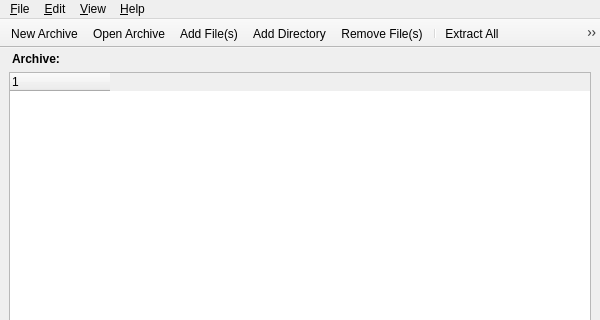
First picture: the form in mainWin.ui, repository tsujan/Arqiver, before the edit; both pictures show x 0 to 600 and y 0 to 320 of the 600 by 500 pixel window.
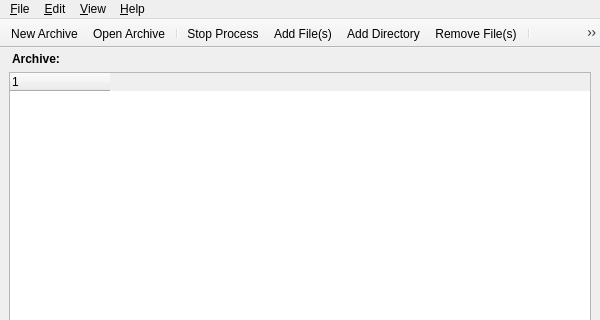
Second picture: the form after the edit. Custom widgets are drawn as their Qt base class.

Commit message: Added "Stop Process"

Patch:
```diff
--- a/mainWin.ui
+++ b/mainWin.ui
@@ -177,6 +177,8 @@
    </attribute>
    <addaction name="actionNew"/>
    <addaction name="actionOpen"/>
+   <addaction name="separator"/>
+   <addaction name="actionStop"/>
    <addaction name="actionAddFile"/>
    <addaction name="actionAddDir"/>
    <addaction name="actionRemoveFile"/>
@@ -272,6 +274,14 @@
     <string>&amp;Preferences</string>
    </property>
   </action>
+  <action name="actionStop">
+   <property name="text">
+    <string>Stop &amp;Process</string>
+   </property>
+   <property name="shortcut">
+    <string>Ctrl+S</string>
+   </property>
+  </action>
  </widget>
  <resources/>
  <customwidgets>
```
Left out of the diff: 2 changed lines with no effect on the pictures. The commit also changes 14 other files.
